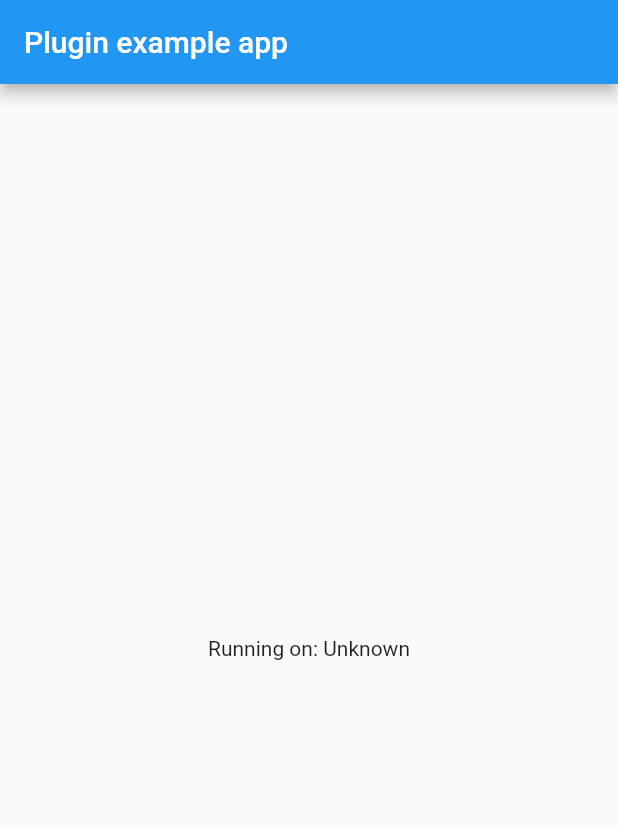
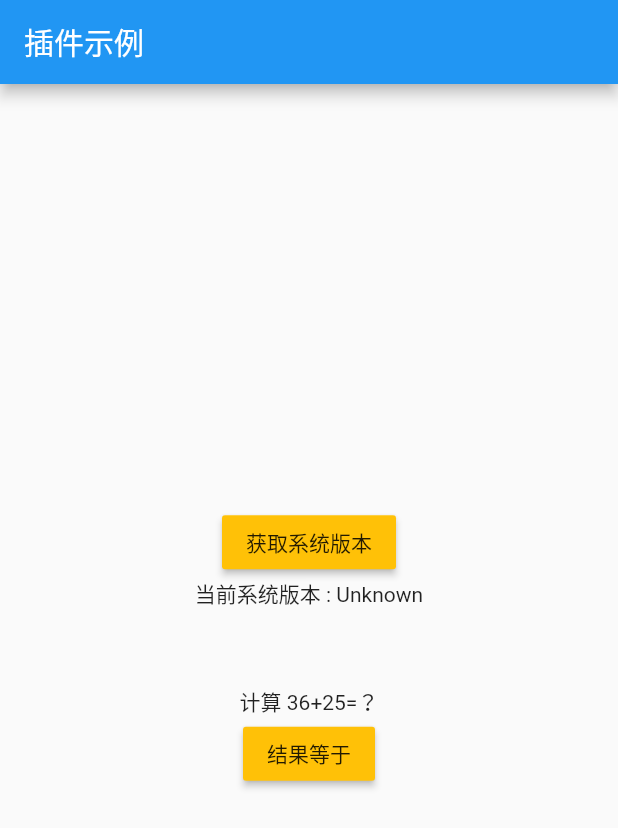
Before and after one commit to xiedong11/flutter_calc_plugin, a Flutter app: the screen it shows after launch, on a phone screen of 412 x 824 dp. Shown: the top 828 px of the screen. Run offline on Flutter 3.47's test engine with Material 2 defaults, Android fonts, the phone set to English and light mode, and no system bars.

Commit message:
整理插件代码

```diff
--- a/example/lib/main.dart
+++ b/example/lib/main.dart
@@ -13,26 +13,34 @@ class MyApp extends StatefulWidget {
 
 class _MyAppState extends State<MyApp> {
   String _platformVersion = 'Unknown';
+  String addResult = '';
 
   @override
   void initState() {
     super.initState();
-    initPlatformState();
   }
 
-  // Platform messages are asynchronous, so we initialize in an async method.
+  Future<void> getAddResult(int a, int b) async {
+    String result = '';
+    try {
+      result = await FlutterCalcPlugin.getResult(a, b);
+    } on PlatformException {
+      result = '未知错误';
+    }
+    setState(() {
+      addResult = result;
+    });
+  }
+
   Future<void> initPlatformState() async {
     String platformVersion;
-    // Platform messages may fail, so we use a try/catch PlatformException.
+
     try {
-      platformVersion = await FlutterCalcPlugin.getResult(2,5);
+      platformVersion = await FlutterCalcPlugin.platformVersion;
     } on PlatformException {
       platformVersion = 'Failed to get platform version.';
     }
 
-    // If the widget was removed from the tree while the asynchronous platform
-    // message was in flight, we want to discard the reply rather than calling
-    // setState to update our non-existent appearance.
     if (!mounted) return;
 
     setState(() {
@@ -45,11 +53,32 @@ class _MyAppState extends State<MyApp> {
     return MaterialApp(
       home: Scaffold(
         appBar: AppBar(
-          title: const Text('Plugin example app'),
+          title: const Text('插件示例'),
         ),
         body: Center(
-          child: Text('Running on: $_platformVersion\n'),
-        ),
+            child: Column(
+          mainAxisAlignment: MainAxisAlignment.center,
+          children: <Widget>[
+            MaterialButton(
+              color: Colors.amber,
+              child: Text("获取系统版本"),
+              onPressed: () {
+                initPlatformState();
+              },
+            ),
+            Text('当前系统版本 : $_platformVersion\n'),
+            SizedBox(height: 30),
+            Text("计算 36+25=？"),
+            MaterialButton(
+              color: Colors.amber,
+              child: Text("结果等于"),
+              onPressed: () {
+                getAddResult(36, 25);
+              },
+            ),
+            Text(addResult),
+          ],
+        )),
       ),
     );
   }
```
Also changed, not shown: 1 other file.
